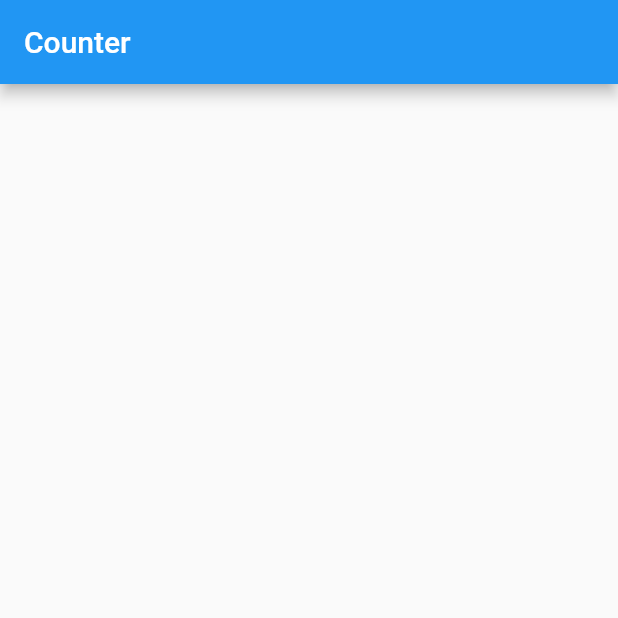
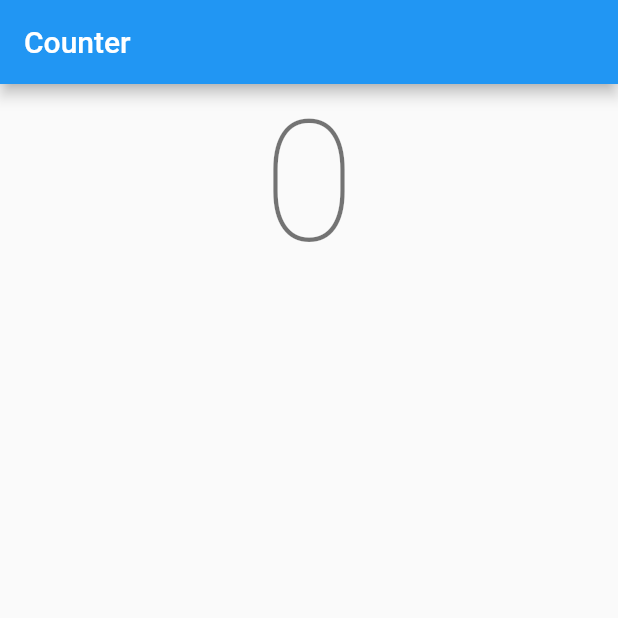
Before and after one commit to IceVanilla/FlutterCase, a Flutter app: the screen it shows after launch, on a phone screen of 412 x 824 dp, the top half of it. Run offline on Flutter 3.47's test engine with Material 2 defaults, Android fonts, the phone set to English and light mode, and no system bars.

Commit message:
counter: number
添加显示数字的文本框

```diff
--- a/counter/lib/main.dart
+++ b/counter/lib/main.dart
@@ -24,6 +24,18 @@ class CounterState extends State<CounterPage> {
       appBar: AppBar(
         title: Text("Counter"),
       ),
+      body: Center(
+        child: Column(
+          children: <Widget>[
+            Container(
+              child: Text(
+                "0",
+                style: Theme.of(context).textTheme.headline1,
+              ),
+            )
+          ],
+        ),
+      )
     );
   }
 }
```
